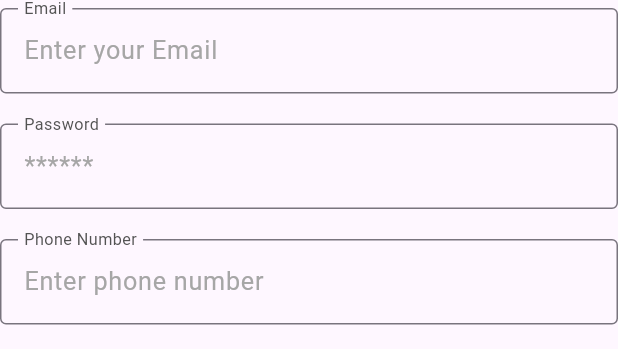
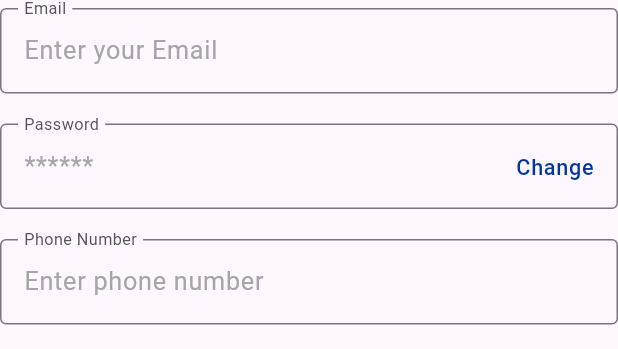
Before and after one commit to YasmeenGad/online_exam_app, a Flutter app: the ProfileForm widget shown alone on an empty page, opened directly with empty values, on a phone screen of 412 x 824 dp. Shown: the part 223-572 px from the top of the screen. Run offline on Flutter 3.47's test engine with Material 3 defaults, Android fonts, the phone set to English and light mode, and no system bars; our stand-ins replace dio, flutter_bloc, flutter_svg, fluttertoast, get_it, google_fonts and 6 more; accounts and stored records are empty; generated files the repository leaves out were written again; network calls fail.

Commit message:
refactor profile view

```diff
--- a/lib/src/features/auth/presentation/widgets/custom_text_form_field.dart
+++ b/lib/src/features/auth/presentation/widgets/custom_text_form_field.dart
@@ -9,11 +9,13 @@ class CustomTextFormField extends StatefulWidget {
       this.hintText,
       this.labelText,
       this.controller,
+      this.suffix,
       this.validator});
   final String? hintText;
   final String? labelText;
   final dynamic controller;
   final bool? isPassword;
+  final Widget? suffix;
   final String? Function(String?)? validator;
 
   @override
@@ -27,6 +29,7 @@ class _CustomTextFormFieldState extends State<CustomTextFormField> {
       obscureText: widget.isPassword ?? false,
       controller: widget.controller,
       decoration: InputDecoration(
+        suffix: widget.suffix ?? SizedBox(),
         floatingLabelBehavior: FloatingLabelBehavior.always,
         labelText: '${widget.labelText ?? ''}',
         labelStyle: AppStyles.styleRegular12(context)
--- a/lib/src/features/profile/presentation/widgets/profile_form.dart
+++ b/lib/src/features/profile/presentation/widgets/profile_form.dart
@@ -1,7 +1,10 @@
 import 'package:flutter/material.dart';
+import 'package:flutter_gen/gen_l10n/app_localizations.dart';
+import 'package:online_exam_app/src/core/styles/app_styles.dart';
 import 'package:online_exam_app/src/core/validators/validators.dart';
 import 'package:online_exam_app/src/features/auth/presentation/widgets/custom_text_form_field.dart';
-import 'package:flutter_gen/gen_l10n/app_localizations.dart';
+
+import '../../../../core/styles/app_colors.dart';
 
 class ProfileForm extends StatelessWidget {
   final TextEditingController usernameController;
@@ -68,6 +71,11 @@ class ProfileForm extends StatelessWidget {
           ),
           const SizedBox(height: 20),
           CustomTextFormField(
+            suffix: Text(
+              "Change",
+              style: AppStyles.styleMedium12(context)
+                  .copyWith(color: AppColors.blueBaseColor),
+            ),
             isPassword: true,
             controller: passwordController,
             hintText: '******',
```
Also changed, not shown: lib/src/features/profile/presentation/views/profile_view.dart (+48 -25 lines).
